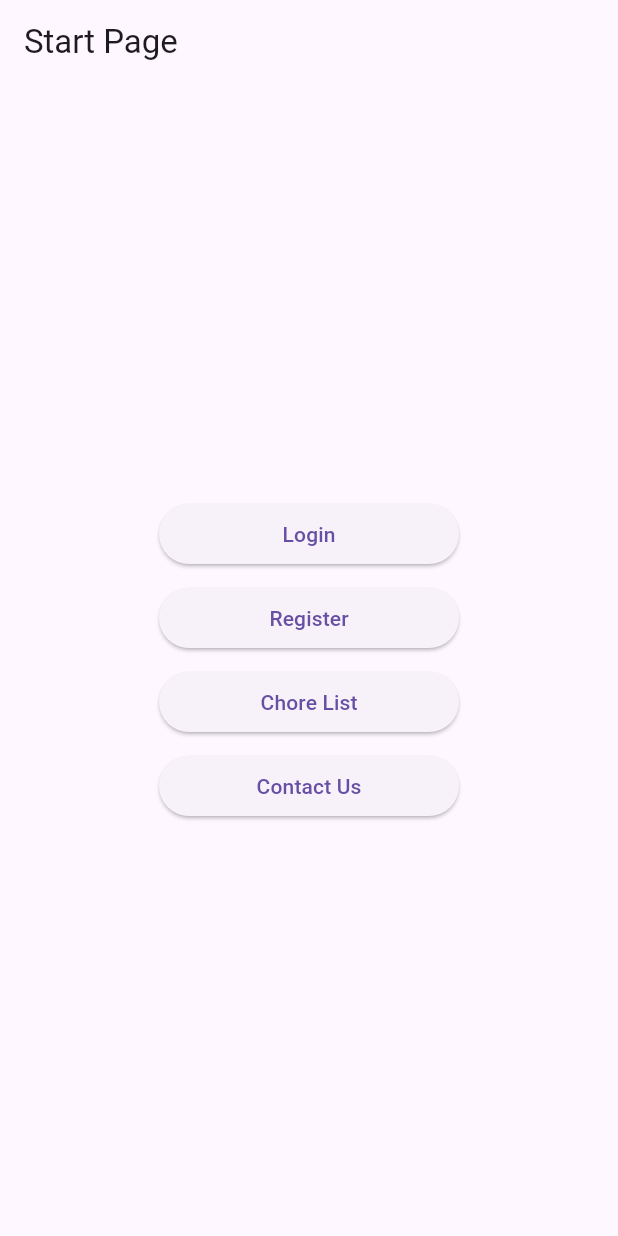
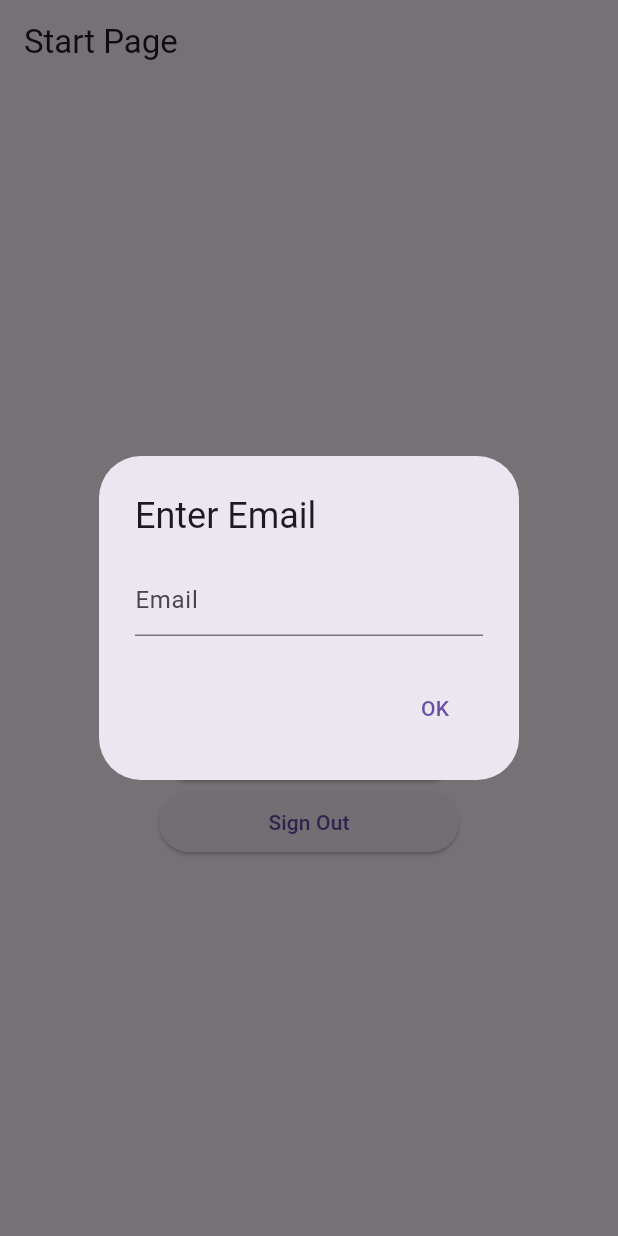
Before and after one commit to khepf/todo, a Flutter app: the screen it shows after launch, after a tap on "Login", on a phone screen of 412 x 824 dp. Run offline on Flutter 3.47's test engine with Material 3 defaults, Android fonts, the phone set to English and light mode, and no system bars; our stand-ins replace firebase_auth, firebase_core; accounts and stored records are empty.

Commit message:
add login funtionality

```diff
--- /dev/null
+++ b/lib/auth_service.dart
@@ -0,0 +1,20 @@
+import 'package:firebase_auth/firebase_auth.dart';
+
+class AuthService {
+  final FirebaseAuth _auth = FirebaseAuth.instance;
+
+  // Register a new user with email and password
+  Future<UserCredential> registerWithEmailAndPassword(String email, String password) async {
+    return await _auth.createUserWithEmailAndPassword(email: email, password: password);
+  }
+
+  // Sign in with email and password
+  Future<UserCredential> signInWithEmailAndPassword(String email, String password) async {
+    return await _auth.signInWithEmailAndPassword(email: email, password: password);
+  }
+
+  // Sign out the current user
+  Future<void> signOut() async {
+    await _auth.signOut();
+  }
+}
--- a/lib/main.dart
+++ b/lib/main.dart
@@ -1,11 +1,40 @@
 // ignore_for_file: library_private_types_in_public_api
+import 'auth_service.dart';
+import 'package:flutter/material.dart';
+import 'package:firebase_core/firebase_core.dart';
+import 'firebase_options.dart';
+import 'package:firebase_auth/firebase_auth.dart';
 
-import 'package:flutter/material.dart';
 
-void main() => runApp(const TodoApp());
+
+
+void main() async {
+  WidgetsFlutterBinding.ensureInitialized();
+  await Firebase.initializeApp(
+    options: DefaultFirebaseOptions.currentPlatform,
+  );
+
+    // Listen for authentication state changes
+  FirebaseAuth.instance.authStateChanges().listen((User? user) {
+    if (user == null) {
+      // User is signed out
+      print('User is signed out');
+    } else {
+      // User is signed in
+      print('User is signed in');
+    }
+  });
+
+  runApp(const TodoApp());
+}
+
+enum TaskPriority { high, medium, low }
+
 
 class TodoApp extends StatelessWidget {
   const TodoApp({super.key});
+
+
 
   @override
   Widget build(BuildContext context) {
@@ -19,8 +48,61 @@ class TodoApp extends StatelessWidget {
   }
 }
 
-class StartPage extends StatelessWidget {
+class StartPage extends StatefulWidget {
   const StartPage({super.key});
+
+  @override
+  _StartPageState createState() => _StartPageState();
+
+}
+
+class _StartPageState extends State<StartPage> {
+  final AuthService _authService = AuthService();
+  final TextEditingController _emailController = TextEditingController();
+  final TextEditingController _passwordController = TextEditingController();
+
+   Future<String?> _getEmailFromUser() {
+    return showDialog<String>(
+      context: context,
+      builder: (BuildContext context) {
+        return AlertDialog(
+          title: const Text('Enter Email'),
+          content: TextField(
+            controller: _emailController,
+            decoration: const InputDecoration(hintText: 'Email'),
+          ),
+          actions: <Widget>[
+            TextButton(
+              onPressed: () => Navigator.of(context).pop(_emailController.text),
+              child: const Text('OK'),
+            ),
+          ],
+        );
+      },
+    );
+  }
+
+   Future<String?> _getPasswordFromUser() {
+    return showDialog<String>(
+      context: context,
+      builder: (BuildContext context) {
+        return AlertDialog(
+          title: const Text('Enter Password'),
+          content: TextField(
+            controller: _passwordController,
+            obscureText: true,
+            decoration: const InputDecoration(hintText: 'Password'),
+          ),
+          actions: <Widget>[
+            TextButton(
+              onPressed: () => Navigator.of(context).pop(_passwordController.text),
+              child: const Text('OK'),
+            ),
+          ],
+        );
+      },
+    );
+  }
 
   @override
   Widget build(BuildContext context) {
@@ -33,8 +115,26 @@ class StartPage extends StatelessWidget {
             SizedBox(
               width: 200, // Define the width here
               child: ElevatedButton(
-                onPressed: () {
-                  // Add login functionality
+                onPressed: () async {
+                // Show a dialog or navigate to a new screen to get email and password
+                  String? email = await _getEmailFromUser();
+                  String? password = await _getPasswordFromUser();
+
+                  if (email != null && password != null) {
+                    try {
+                      await _authService.signInWithEmailAndPassword(email, password);
+                      Navigator.of(context).pushReplacementNamed('/todoList');
+                      // Handle successful login
+                    } catch (e) {
+                      // Handle login error
+                        ScaffoldMessenger.of(context).showSnackBar(
+                          SnackBar(
+                            content: Text('Login failed: ${e.toString()}'),
+                            backgroundColor: Colors.red,
+                          )
+                        );
+                    }
+                  }
                 },
                 child: const Text('Login'),
               ),
@@ -69,12 +169,24 @@ class StartPage extends StatelessWidget {
                 child: const Text('Contact Us'),
               ),
             ),
+            SizedBox(
+              width: 200, // Same width for consistency
+              child: ElevatedButton(
+                onPressed: () async {
+                  await _authService.signOut();
+                  // Handle sign-out
+                },
+                child: const Text('Sign Out'),
+              ),
+            )
           ],
         ),
       ),
     );
   }
+
 }
+
 
 class TodoList extends StatefulWidget {
   const TodoList({super.key});
@@ -83,7 +195,6 @@ class TodoList extends StatefulWidget {
   _TodoListState createState() => _TodoListState();
 }
 
-enum TaskPriority { high, medium, low }
 
 class TodoItem {
   String title;
@@ -96,6 +207,7 @@ class TodoItem {
 
 class _TodoListState extends State<TodoList> {
   final List<TodoItem> _todoItems = [];
+  final AuthService _authService = AuthService();
   TaskPriority selectedPriority = TaskPriority.low;
   TaskPriority? _currentTaskPriority;
 
@@ -263,10 +375,6 @@ void _pushAddEditTodoScreen({String? initialTask, int? index, TaskPriority? init
   );
 }
 
-
-
-
-
 void _removeTodoItem(int index) {
   setState(() {
     _todoItems.removeAt(index);
@@ -284,7 +392,24 @@ void _removeTodoItem(int index) {
       tooltip: 'Add task',
       child: const Icon(Icons.add),
     ),
-
+    floatingActionButtonLocation: FloatingActionButtonLocation.centerDocked,
+    bottomNavigationBar: BottomAppBar(
+      shape: CircularNotchedRectangle(),
+      notchMargin: 6.0,
+      child: Row(
+        mainAxisAlignment: MainAxisAlignment.spaceBetween,
+        children: <Widget>[
+          IconButton(
+            icon: Icon(Icons.exit_to_app),
+            onPressed: () async {
+              await _authService.signOut();
+              Navigator.of(context).pushReplacementNamed('/');
+            },
+          ),
+        ],
+      ),
+    ),
   );
 }
+
 }
--- a/pubspec.yaml
+++ b/pubspec.yaml
@@ -35,6 +35,8 @@ dependencies:
   # The following adds the Cupertino Icons font to your application.
   # Use with the CupertinoIcons class for iOS style icons.
   cupertino_icons: ^1.0.6
+  firebase_core: ^2.30.1
+  firebase_auth: ^4.2.9
 
 dev_dependencies:
   flutter_test:
```
Also changed, not shown: firebase.json (added), lib/firebase_options.dart (added), pubspec.lock, 6 other files. Lines whose indentation alone changed are shown as unchanged.
